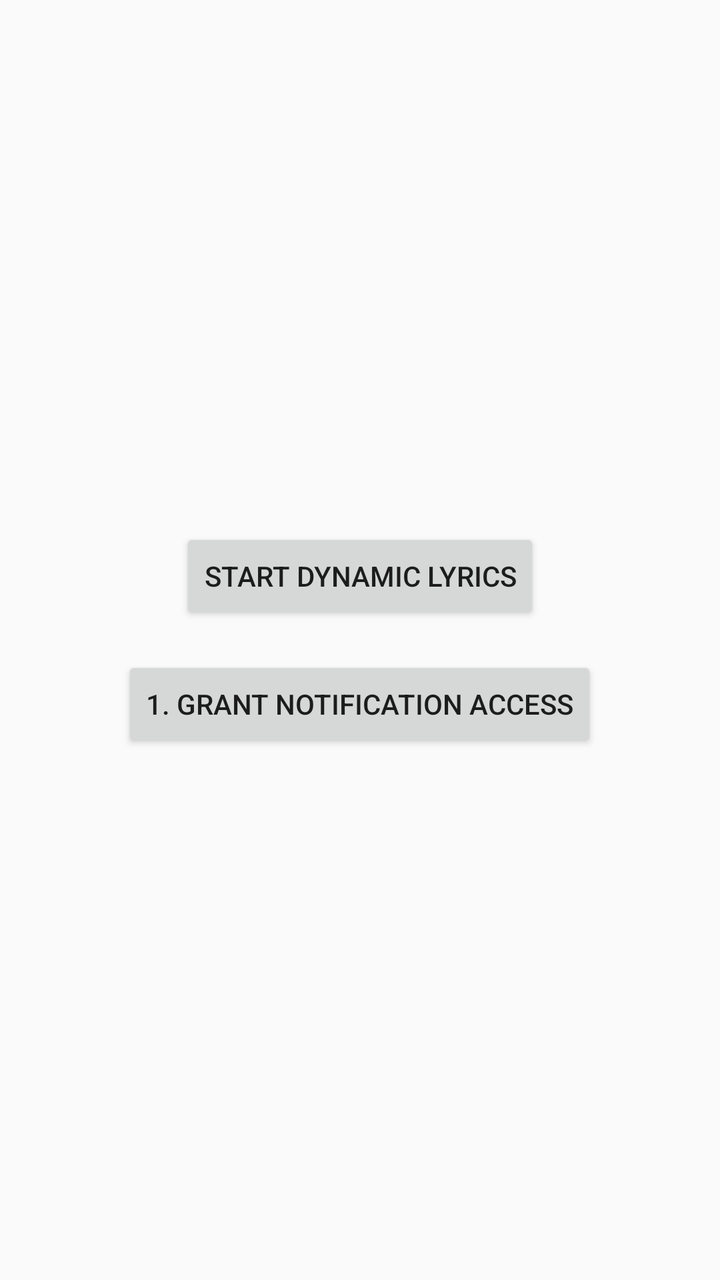
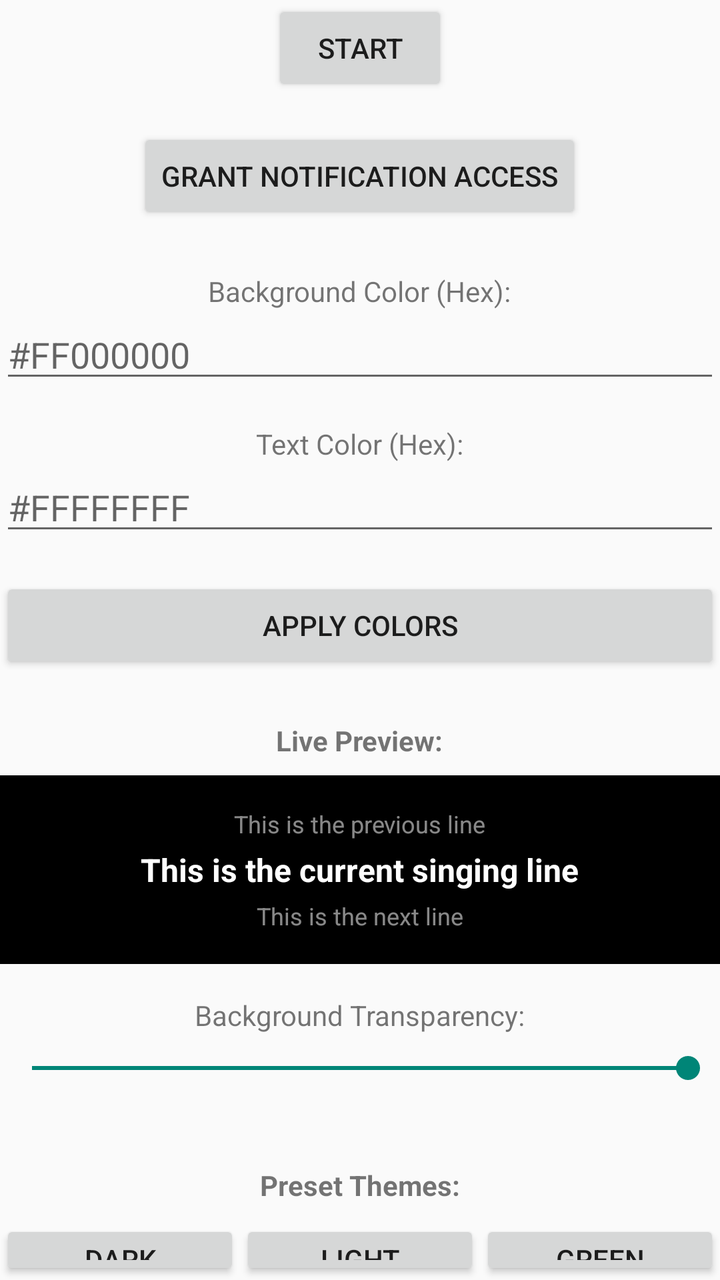

The first picture is an Android layout as it rendered before a commit; the second is the same layout after the commit. The layout source and the unified diff follow.
<!-- AndroidManifest.xml: activity theme Theme.LyricFloat -->
<!-- res/layout/activity_main.xml -->
<?xml version="1.0" encoding="utf-8"?>
<LinearLayout xmlns:android="http://schemas.android.com/apk/res/android"
    android:layout_width="match_parent"
    android:layout_height="match_parent"
    android:gravity="center"
    android:orientation="vertical">

    <Button
        android:id="@+id/btn_start_service"
        android:layout_width="wrap_content"
        android:layout_height="wrap_content"
        android:text="Start Dynamic Lyrics" />

    
    <Button
        android:id="@+id/btn_notification_access"
        android:layout_width="wrap_content"
        android:layout_height="wrap_content"
        android:layout_marginTop="16dp"
        android:text="1. Grant Notification Access" />

</LinearLayout>
<!-- resources referenced by this layout -->
<resources>
  <style name="Theme.LyricFloat" parent="Theme.AppCompat.DayNight.NoActionBar" />
</resources>

<!-- the commit's change to res/layout/activity_main.xml (unified diff, before → after) -->
@@ -9,14 +9,144 @@
         android:id="@+id/btn_start_service"
         android:layout_width="wrap_content"
         android:layout_height="wrap_content"
-        android:text="Start Dynamic Lyrics" />
+        android:text="Start" />
 
-    
     <Button
         android:id="@+id/btn_notification_access"
         android:layout_width="wrap_content"
         android:layout_height="wrap_content"
         android:layout_marginTop="16dp"
-        android:text="1. Grant Notification Access" />
+        android:text="Grant Notification Access" />
+
+    
+    <TextView
+        android:layout_width="wrap_content"
+        android:layout_height="wrap_content"
+        android:text="Background Color (Hex):"
+        android:layout_marginTop="24dp"/>
+
+    <EditText
+        android:id="@+id/et_bg_color"
+        android:layout_width="match_parent"
+        android:layout_height="wrap_content"
+        android:hint="#FF000000"
+        android:inputType="textCapCharacters" />
+
+    <TextView
+        android:layout_width="wrap_content"
+        android:layout_height="wrap_content"
+        android:text="Text Color (Hex):"
+        android:layout_marginTop="16dp"/>
+
+    <EditText
+        android:id="@+id/et_text_color"
+        android:layout_width="match_parent"
+        android:layout_height="wrap_content"
+        android:hint="#FFFFFFFF"
+        android:inputType="textCapCharacters" />
+
+    <Button
+        android:id="@+id/btn_save_colors"
+        android:layout_width="match_parent"
+        android:layout_height="wrap_content"
+        android:text="Apply Colors"
+        android:layout_marginTop="16dp"/>
+
+    
+    <TextView
+        android:layout_width="wrap_content"
+        android:layout_height="wrap_content"
+        android:text="Live Preview:"
+        android:layout_marginTop="24dp"
+        android:textStyle="bold"/>
+
+    <LinearLayout
+        android:id="@+id/preview_container"
+        android:layout_width="match_parent"
+        android:layout_height="wrap_content"
+        android:orientation="vertical"
+        android:gravity="center"
+        android:padding="16dp"
+        android:layout_marginTop="8dp"
+        android:layout_marginBottom="16dp"
+        android:background="#FF000000">
+
+        <TextView
+            android:id="@+id/preview_prev"
+            android:layout_width="wrap_content"
+            android:layout_height="wrap_content"
+            android:text="This is the previous line"
+            android:textColor="#88FFFFFF"
+            android:textSize="12sp"
+            android:paddingBottom="4dp"/>
+
+        <TextView
+            android:id="@+id/preview_current"
+            android:layout_width="wrap_content"
+            android:layout_height="wrap_content"
+            android:text="This is the current singing line"
+            android:textColor="#FFFFFF"
+            android:textSize="16sp"
+            android:textStyle="bold"/>
+
+        <TextView
+            android:id="@+id/preview_next"
+            android:layout_width="wrap_content"
+            android:layout_height="wrap_content"
+            android:text="This is the next line"
+            android:textColor="#88FFFFFF"
+            android:textSize="12sp"
+            android:paddingTop="4dp"/>
+    </LinearLayout>
+
+    
+    <TextView
+        android:layout_width="wrap_content"
+        android:layout_height="wrap_content"
+        android:text="Background Transparency:" />
+
+    <SeekBar
+        android:id="@+id/seek_transparency"
+        android:layout_width="match_parent"
+        android:layout_height="wrap_content"
+        android:layout_marginTop="8dp"
+        android:layout_marginBottom="16dp"
+        android:max="255"
+        android:progress="255" />
+
+    <TextView
+        android:layout_width="wrap_content"
+        android:layout_height="wrap_content"
+        android:text="Preset Themes:"
+        android:layout_marginTop="24dp"
+        android:textStyle="bold"/>
+
+    <LinearLayout
+        android:layout_width="match_parent"
+        android:layout_height="wrap_content"
+        android:orientation="horizontal"
+        android:layout_marginTop="8dp">
+
+        <Button
+            android:id="@+id/btn_theme_dark"
+            android:layout_width="0dp"
+            android:layout_height="wrap_content"
+            android:layout_weight="1"
+            android:text="Dark" />
+
+        <Button
+            android:id="@+id/btn_theme_light"
+            android:layout_width="0dp"
+            android:layout_height="wrap_content"
+            android:layout_weight="1"
+            android:text="Light" />
+
+        <Button
+            android:id="@+id/btn_theme_green"
+            android:layout_width="0dp"
+            android:layout_height="wrap_content"
+            android:layout_weight="1"
+            android:text="Green" />
+    </LinearLayout>
 
 </LinearLayout>
